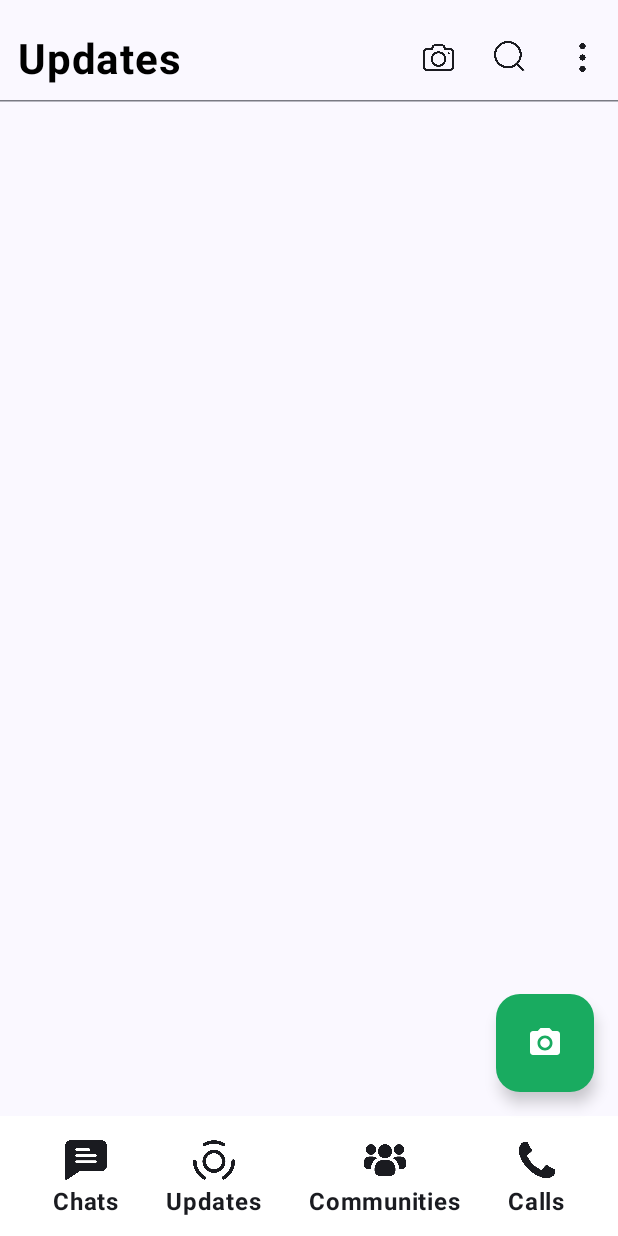
After one commit to Swayampatel405/WhatsApp-Clone, an Android app built with Jetpack Compose: the composable UpdateScreen shown on its own in the app's theme, on a phone screen of 412 x 824 dp. The commit adds this screen. Run offline under Robolectric (Android 15) with nearby library versions, the phone set to English and light mode, and no system bars.

Commit message:
Adding floating button, bottombar and topbar in the update screen

```diff
--- a/app/src/main/java/com/appvantage/whatsapp/MainActivity.kt
+++ b/app/src/main/java/com/appvantage/whatsapp/MainActivity.kt
@@ -13,6 +13,7 @@ import androidx.compose.ui.focus.focusModifier
 import com.appvantage.whatsapp.presentation.homescreen.ChatDesign
 import com.appvantage.whatsapp.presentation.homescreen.HomeScreen
 import com.appvantage.whatsapp.presentation.splashscreen.SplashScreen
+import com.appvantage.whatsapp.presentation.updatescreen.UpdateScreen
 import com.appvantage.whatsapp.presentation.userregistrationscreen.UserRegistrationScreen
 import com.appvantage.whatsapp.presentation.welcomescreen.WelcomeScreen
 import com.appvantage.whatsapp.ui.theme.WhatsAppTheme
@@ -26,7 +27,7 @@ class MainActivity : ComponentActivity() {
                 Scaffold(
                     modifier = Modifier.fillMaxSize()
                 ){pD->
-                    HomeScreen(modifier = Modifier.padding(pD))
+                    UpdateScreen(modifier = Modifier.padding(pD))
                 }
             }
         }
--- /dev/null
+++ b/app/src/main/java/com/appvantage/whatsapp/presentation/bottomnavigation/BottomNavigation.kt
@@ -0,0 +1,74 @@
+package com.appvantage.whatsapp.presentation.bottomnavigation
+
+import androidx.compose.foundation.layout.Arrangement
+import androidx.compose.foundation.layout.Column
+import androidx.compose.foundation.layout.Row
+import androidx.compose.foundation.layout.Spacer
+import androidx.compose.foundation.layout.fillMaxWidth
+import androidx.compose.foundation.layout.height
+import androidx.compose.foundation.layout.padding
+import androidx.compose.foundation.layout.size
+import androidx.compose.material3.BottomAppBar
+import androidx.compose.material3.Icon
+import androidx.compose.material3.Text
+import androidx.compose.runtime.Composable
+import androidx.compose.ui.Alignment
+import androidx.compose.ui.Modifier
+import androidx.compose.ui.graphics.Color
+import androidx.compose.ui.res.painterResource
+import androidx.compose.ui.text.font.Font
+import androidx.compose.ui.text.font.FontWeight
+import androidx.compose.ui.tooling.preview.Preview
+import androidx.compose.ui.unit.dp
+import com.appvantage.whatsapp.R
+
+@Preview(showSystemUi = true)
+@Composable
+fun BottomNavigation(){
+    BottomAppBar(
+        tonalElevation = 12.dp,
+        containerColor = Color.White
+    ) {
+        Row(
+            modifier = Modifier.fillMaxWidth(),
+            horizontalArrangement = Arrangement.SpaceEvenly
+        ) {
+            Column (horizontalAlignment = Alignment.CenterHorizontally){
+                Icon(
+                    painter = painterResource(R.drawable.chat_icon),
+                    contentDescription = null,
+                    modifier = Modifier.size(28.dp)
+                )
+                Spacer(modifier = Modifier.height(2.dp))
+                Text("Chats", fontWeight = FontWeight.Bold)
+            }
+            Column (horizontalAlignment = Alignment.CenterHorizontally){
+                Icon(
+                    painter = painterResource(R.drawable.update_icon),
+                    contentDescription = null,
+                    modifier = Modifier.size(28.dp)
+                )
+                Spacer(modifier = Modifier.height(2.dp))
+                Text("Updates", fontWeight = FontWeight.Bold)
+            }
+            Column (horizontalAlignment = Alignment.CenterHorizontally){
+                Icon(
+                    painter = painterResource(R.drawable.communities_icon),
+                    contentDescription = null,
+                    modifier = Modifier.size(28.dp)
+                )
+                Spacer(modifier = Modifier.height(2.dp))
+                Text("Communities", fontWeight = FontWeight.Bold)
+            }
+            Column (horizontalAlignment = Alignment.CenterHorizontally){
+                Icon(
+                    painter = painterResource(R.drawable.telephone),
+                    contentDescription = null,
+                    modifier = Modifier.size(28.dp)
+                )
+                Spacer(modifier = Modifier.height(2.dp))
+                Text("Calls", fontWeight = FontWeight.Bold)
+            }
+        }
+    }
+}
--- a/app/src/main/java/com/appvantage/whatsapp/presentation/homescreen/HomeScreen.kt
+++ b/app/src/main/java/com/appvantage/whatsapp/presentation/homescreen/HomeScreen.kt
@@ -32,6 +32,7 @@ import androidx.compose.ui.tooling.preview.Preview
 import androidx.compose.ui.unit.dp
 import androidx.compose.ui.unit.sp
 import com.appvantage.whatsapp.R
+import com.appvantage.whatsapp.presentation.bottomnavigation.BottomNavigation
 
 @OptIn(ExperimentalMaterial3Api::class)
 @Composable
@@ -117,6 +118,9 @@ fun HomeScreen(modifier: Modifier = Modifier){
                     }
                 }
             )
+        },
+        bottomBar = {
+            BottomNavigation()
         }
     ){
         Column (
--- /dev/null
+++ b/app/src/main/java/com/appvantage/whatsapp/presentation/updatescreen/TopBar.kt
@@ -0,0 +1,136 @@
+package com.appvantage.whatsapp.presentation.updatescreen
+
+import androidx.compose.foundation.layout.Box
+import androidx.compose.foundation.layout.Column
+import androidx.compose.foundation.layout.Row
+import androidx.compose.foundation.layout.Spacer
+import androidx.compose.foundation.layout.fillMaxHeight
+import androidx.compose.foundation.layout.fillMaxWidth
+import androidx.compose.foundation.layout.height
+import androidx.compose.foundation.layout.padding
+import androidx.compose.foundation.layout.size
+import androidx.compose.foundation.layout.width
+import androidx.compose.material3.DropdownMenu
+import androidx.compose.material3.DropdownMenuItem
+import androidx.compose.material3.HorizontalDivider
+import androidx.compose.material3.Icon
+import androidx.compose.material3.IconButton
+import androidx.compose.material3.IconButtonDefaults
+import androidx.compose.material3.Text
+import androidx.compose.material3.TextField
+import androidx.compose.material3.TextFieldDefaults
+import androidx.compose.runtime.Composable
+import androidx.compose.runtime.getValue
+import androidx.compose.runtime.mutableStateOf
+import androidx.compose.runtime.remember
+import androidx.compose.runtime.setValue
+import androidx.compose.runtime.traceEventEnd
+import androidx.compose.ui.Modifier
+import androidx.compose.ui.graphics.Color
+import androidx.compose.ui.res.painterResource
+import androidx.compose.ui.text.font.FontWeight
+import androidx.compose.ui.tooling.preview.Preview
+import androidx.compose.ui.unit.dp
+import androidx.compose.ui.unit.sp
+import com.appvantage.whatsapp.R
+
+@Preview(showSystemUi = true)
+@Composable
+fun TopBar(){
+
+    var isSearching by remember { mutableStateOf(false) }
+    var search by remember { mutableStateOf("") }
+    var showMenu by remember { mutableStateOf(false) }
+
+    Box(modifier = Modifier.fillMaxWidth()) {
+        Column{
+            Row(modifier = Modifier.padding(top = 5.dp)) {
+                if(isSearching){
+                  TextField(
+                      value = search,
+                      onValueChange = {search = it},
+                      placeholder = { Text("search") },
+                      colors = TextFieldDefaults.colors(
+                          focusedContainerColor = Color.Transparent,
+                          unfocusedContainerColor = Color.Transparent,
+                          focusedIndicatorColor = Color.Transparent,
+                          unfocusedIndicatorColor = Color.Transparent
+                      ),
+                      modifier = Modifier.padding(start = 12.dp),
+                      singleLine = true
+                  )
+                }else{
+                    Text(
+                        "Updates",
+                        fontSize = 28.sp,
+                        fontWeight = FontWeight.Bold,
+                        color = Color.Black,
+                        modifier = Modifier.padding(start = 12.dp,top = 18.dp)
+                    )
+                }
+                Spacer(modifier = Modifier.weight(1f))
+                if(isSearching){
+
+                    IconButton(onClick = {
+                        isSearching = false
+                        search = ""
+                    }) {
+                        Icon(
+                            painter = painterResource(R.drawable.cross),
+                            contentDescription = null,
+                            modifier = Modifier.padding(top = 18.dp).size(15.dp)
+                        )
+                    }
+                }else{
+                    IconButton(
+                        onClick = {},
+                    ) {
+                        Icon(
+                            painter = painterResource(R.drawable.camera),
+                            contentDescription = null,
+                            modifier = Modifier.padding(top = 18.dp).size(24.dp)
+                        )
+                    }
+                    IconButton(
+                        onClick = {isSearching = true}
+                    ) {
+                        Icon(
+                            painter = painterResource(R.drawable.search),
+                            contentDescription = null,
+                            modifier = Modifier.padding(top = 18.dp).size(24.dp)
+                        )
+                    }
+                    IconButton(
+                        onClick = {showMenu = true}
+                    ) {
+                        Icon(
+                            painter = painterResource(R.drawable.more),
+                            contentDescription = null,
+                            modifier = Modifier.padding(top = 18.dp).size(24.dp)
+                        )
+
+                        DropdownMenu(expanded = showMenu, onDismissRequest = {showMenu = false}, modifier = Modifier.height(200.dp)){
+                            DropdownMenuItem(
+                                text = { Text("Status Privacy")},
+                                onClick = {showMenu = false}
+                            )
+                            DropdownMenuItem(
+                                text = { Text("Create Channel")},
+                                onClick = {showMenu = false}
+                            )
+                            DropdownMenuItem(
+                                text = { Text("Settings")},
+                                onClick = {showMenu = false}
+                            )
+
+                        }
+                    }
+
+                }
+
+            }
+            Spacer(modifier = Modifier.height(10.dp))
+            HorizontalDivider()
+        }
+    }
+}
--- /dev/null
+++ b/app/src/main/java/com/appvantage/whatsapp/presentation/updatescreen/UpdateScreen.kt
@@ -0,0 +1,45 @@
+package com.appvantage.whatsapp.presentation.updatescreen
+
+import androidx.compose.foundation.layout.Column
+import androidx.compose.foundation.layout.padding
+import androidx.compose.foundation.layout.size
+import androidx.compose.material3.FloatingActionButton
+import androidx.compose.material3.Icon
+import androidx.compose.material3.Scaffold
+import androidx.compose.runtime.Composable
+import androidx.compose.ui.Modifier
+import androidx.compose.ui.graphics.Color
+import androidx.compose.ui.res.colorResource
+import androidx.compose.ui.res.painterResource
+import androidx.compose.ui.unit.dp
+import com.appvantage.whatsapp.R
+import com.appvantage.whatsapp.presentation.bottomnavigation.BottomNavigation
+
+@Composable
+fun UpdateScreen(modifier: Modifier = Modifier){
+
+    Scaffold(
+        floatingActionButton = {
+            FloatingActionButton(
+                onClick = {},
+                containerColor = colorResource(R.color.light_green),
+                contentColor = Color.White,
+                modifier = Modifier.size(65.dp)
+            ) {
+                Icon(painter = painterResource(R.drawable.baseline_photo_camera_24), contentDescription = null)
+            }
+        },
+        bottomBar = {
+            BottomNavigation()
+        },
+        topBar = {
+            TopBar()
+        }
+
+    ) {
+        Column(
+            modifier = Modifier.padding(it)
+        ) {  }
+    }
+
+}
--- /dev/null
+++ b/app/src/main/res/drawable/baseline_photo_camera_24.xml
@@ -0,0 +1,7 @@
+<vector xmlns:android="http://schemas.android.com/apk/res/android" android:height="24dp" android:tint="#000000" android:viewportHeight="24" android:viewportWidth="24" android:width="24dp">
+
+    <path android:fillColor="@android:color/white" android:pathData="M12,12m-3.2,0a3.2,3.2 0,1 1,6.4 0a3.2,3.2 0,1 1,-6.4 0"/>
+
+    <path android:fillColor="@android:color/white" android:pathData="M9,2L7.17,4L4,4c-1.1,0 -2,0.9 -2,2v12c0,1.1 0.9,2 2,2h16c1.1,0 2,-0.9 2,-2L22,6c0,-1.1 -0.9,-2 -2,-2h-3.17L15,2L9,2zM12,17c-2.76,0 -5,-2.24 -5,-5s2.24,-5 5,-5 5,2.24 5,5 -2.24,5 -5,5z"/>
+
+</vector>
```
Also changed, not shown: app/src/main/java/com/appvantage/whatsapp/presentation/homescreen/ChatDesignModel.kt (+24 -0 lines), app/src/main/res/drawable/chat_icon.png (added), app/src/main/res/drawable/communities_icon.png (added), app/src/main/res/drawable/cross.png (added), app/src/main/res/drawable/telephone.png (added), app/src/main/res/drawable/update_icon.png (added).
